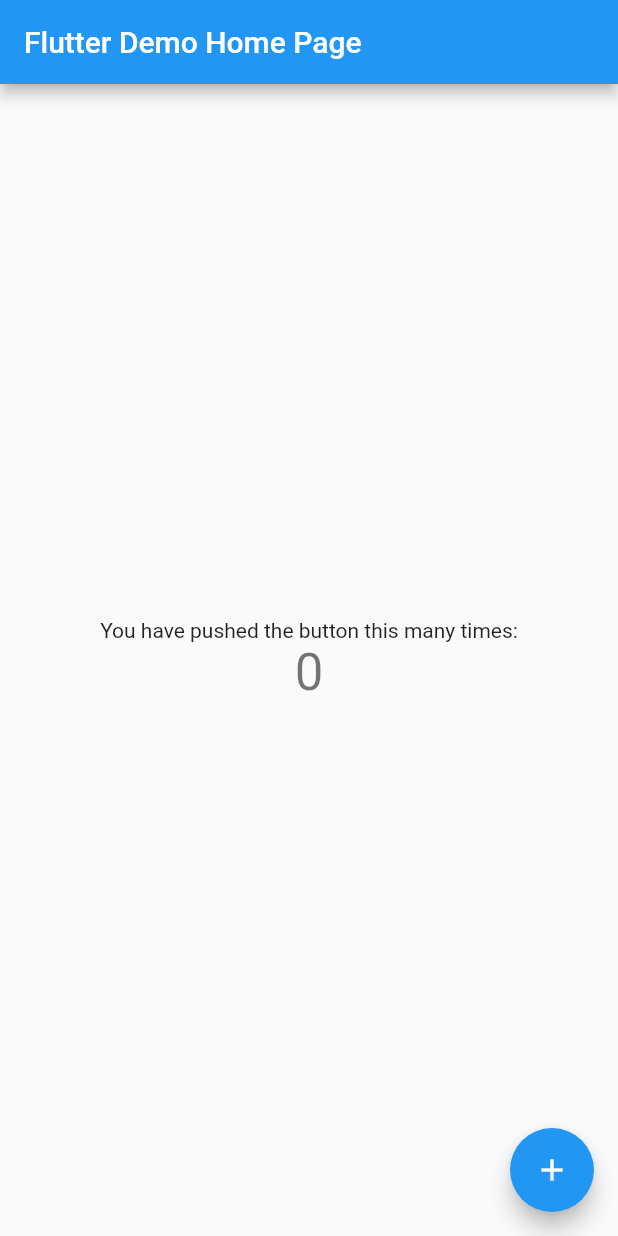
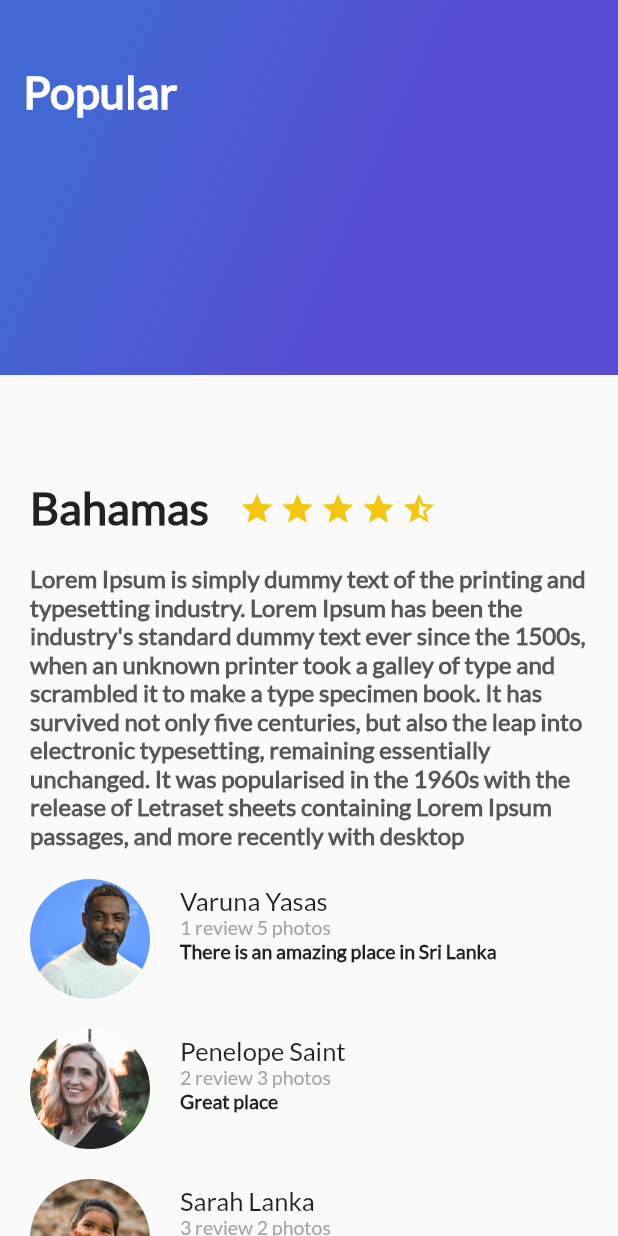
Before and after one commit to davidaskenazy/tripsApp, a Flutter app: the screen it shows after launch, on a phone screen of 412 x 824 dp. Run offline on Flutter 3.47's test engine with Material 2 defaults, Android fonts, the phone set to English and light mode, and no system bars.

Commit message:
reviewList & descriptionPanel OK

```diff
--- /dev/null
+++ b/lib/card_image.dart
@@ -0,0 +1,29 @@
+import 'package:flutter/material.dart';
+
+class CardImage extends StatelessWidget {
+  String pathImage = "asset/img/beach.jpeg";
+
+  CardImage(this.pathImage);
+
+  @override
+  Widget build(BuildContext context) {
+    final card = Container(
+      height: 350.0,
+      width: 250.0,
+      margin: EdgeInsets.only(top: 80.0, left: 20.0),
+      decoration: BoxDecoration(
+          image:
+              DecorationImage(fit: BoxFit.cover, image: AssetImage(pathImage)),
+          borderRadius: BorderRadius.all(Radius.circular(10.0)),
+          shape: BoxShape.rectangle,
+          boxShadow: <BoxShadow>[
+            BoxShadow(
+                color: Colors.black38,
+                blurRadius: 15.0,
+                offset: Offset(0.0, 7.0))
+          ]),
+    );
+
+    return card;
+  }
+}
--- /dev/null
+++ b/lib/description_place.dart
@@ -0,0 +1,62 @@
+import 'package:flutter/material.dart';
+
+class DescriptionPlace extends StatelessWidget {
+  String namePlace;
+  int stars;
+  String descriptionPlance;
+
+  DescriptionPlace(this.namePlace, this.stars, this.descriptionPlance);
+
+  @override
+  Widget build(BuildContext context) {
+    // TODO: implement build
+
+    final star_border = Container(
+      margin: EdgeInsets.only(top: 323.0, right: 3.0),
+      child: Icon(Icons.star_border, color: Color(0xFFf2C611)),
+    );
+
+    final star_half = Container(
+      margin: EdgeInsets.only(top: 323.0, right: 3.0),
+      child: Icon(Icons.star_half, color: Color(0xFFf2C611)),
+    );
+
+    final star = Container(
+      margin: EdgeInsets.only(top: 323.0, right: 3.0),
+      child: Icon(Icons.star, color: Color(0xFFf2C611)),
+    );
+
+    final title_stars = Row(
+      children: <Widget>[
+        Container(
+          margin: EdgeInsets.only(top: 320.0, left: 20.0, right: 20.0),
+          child: Text(
+            namePlace,
+            style: TextStyle(
+                fontFamily: "Lato",
+                fontSize: 30.0,
+                fontWeight: FontWeight.w900),
+            textAlign: TextAlign.left,
+          ),
+        ),
+        Row(children: <Widget>[star, star, star, star, star_half])
+      ],
+    );
+
+    final description = Container(
+      margin: new EdgeInsets.only(top: 20.0, left: 20.0, right: 20.0),
+      child: new Text(
+        descriptionPlance,
+        style: const TextStyle(
+            fontFamily: "Lato",
+            fontSize: 16.0,
+            fontWeight: FontWeight.bold,
+            color: Color(0xFF56575a)),
+      ),
+    );
+
+    return Column(
+      children: <Widget>[title_stars, description],
+    );
+  }
+}
--- /dev/null
+++ b/lib/gradient_back.dart
@@ -0,0 +1,29 @@
+import 'package:flutter/material.dart';
+
+class GradientBack extends StatelessWidget {
+  String title = "Popular";
+
+  GradientBack(this.title);
+  @override
+  Widget build(BuildContext context) {
+    return Container(
+      height: 250.0,
+      decoration: BoxDecoration(
+          gradient: LinearGradient(
+              colors: [Color(0xFF4268D3), Color(0xFF584CD1)],
+              begin: FractionalOffset(0.2, 0.0),
+              end: FractionalOffset(1.0, 0.6),
+              stops: [0.0, 0.6],
+              tileMode: TileMode.clamp)),
+      child: Text(
+        title,
+        style: TextStyle(
+            color: Colors.white,
+            fontSize: 30.0,
+            fontFamily: "Lato",
+            fontWeight: FontWeight.bold),
+      ),
+      alignment: Alignment(-0.9, -0.6),
+    );
+  }
+}
--- a/lib/main.dart
+++ b/lib/main.dart
@@ -1,11 +1,15 @@
 import 'package:flutter/material.dart';
+import 'package:tripsApp/description_place.dart';
+import 'package:tripsApp/review_list.dart';
+import 'gradient_back.dart';
 
 void main() {
   runApp(MyApp());
 }
 
 class MyApp extends StatelessWidget {
-  // This widget is the root of your application.
+  String descriptionDummy =
+      "Lorem Ipsum is simply dummy text of the printing and typesetting industry. Lorem Ipsum has been the industry's standard dummy text ever since the 1500s, when an unknown printer took a galley of type and scrambled it to make a type specimen book. It has survived not only five centuries, but also the leap into electronic typesetting, remaining essentially unchanged. It was popularised in the 1960s with the release of Letraset sheets containing Lorem Ipsum passages, and more recently with desktop";
   @override
   Widget build(BuildContext context) {
     return MaterialApp(
@@ -26,8 +30,20 @@ class MyApp extends StatelessWidget {
           // closer together (more dense) than on mobile platforms.
           visualDensity: VisualDensity.adaptivePlatformDensity,
         ),
-      home: MyHomePage(title: 'Flutter Demo Home Page'),
-    );
+        home: Scaffold(
+          // body: new DescriptionPlace("Bahamas", 4, descriptionDummy),
+          body: Stack(
+            children: <Widget>[
+              ListView(
+                children: <Widget>[
+                  DescriptionPlace("Bahamas", 4, descriptionDummy),
+                  ReviewList()
+                ],
+              ),
+              GradientBack("Popular")
+            ],
+          ),
+        ));
   }
 }
 
--- /dev/null
+++ b/lib/review.dart
@@ -0,0 +1,65 @@
+import 'package:flutter/material.dart';
+
+class Review extends StatelessWidget {
+  String pathImage = "asset/img/people.jpg";
+  String name = "Varuna Yasas";
+  String details = "1 review 5 photos";
+  String comment = "There is an amazing place in Sri Lanka";
+
+  Review(this.pathImage, this.name, this.details, this.comment);
+
+  @override
+  Widget build(BuildContext context) {
+    final userComment = Container(
+      margin: EdgeInsets.only(left: 20.0),
+      child: Text(
+        comment,
+        textAlign: TextAlign.left,
+        style: TextStyle(
+            fontFamily: "Lato", fontSize: 13.0, fontWeight: FontWeight.w900),
+      ),
+    );
+
+    final userinfo = Container(
+      margin: EdgeInsets.only(left: 20.0),
+      child: Row(
+        children: [
+          Text(
+            details,
+            textAlign: TextAlign.left,
+            style: TextStyle(
+                fontFamily: "Lato", fontSize: 13.0, color: Color(0xFFa3a5a7)),
+          ),
+        ],
+      ),
+    );
+
+    final userName = Container(
+      margin: EdgeInsets.only(left: 20.0),
+      child: Text(
+        name,
+        textAlign: TextAlign.left,
+        style: TextStyle(fontFamily: "Lato", fontSize: 17.0),
+      ),
+    );
+
+    final userDetails = Column(
+      crossAxisAlignment: CrossAxisAlignment.start,
+      children: <Widget>[userName, userinfo, userComment],
+    );
+
+    final photo = Container(
+      margin: EdgeInsets.only(top: 20.0, left: 20.0),
+      width: 80.0,
+      height: 80.0,
+      decoration: BoxDecoration(
+          shape: BoxShape.circle,
+          image:
+              DecorationImage(fit: BoxFit.cover, image: AssetImage(pathImage))),
+    );
+
+    return Row(
+      children: <Widget>[photo, userDetails],
+    );
+  }
+}
--- /dev/null
+++ b/lib/review_list.dart
@@ -0,0 +1,20 @@
+import 'package:flutter/material.dart';
+import 'package:tripsApp/review.dart';
+
+class ReviewList extends StatelessWidget {
+  @override
+  Widget build(BuildContext context) {
+    return Column(
+      crossAxisAlignment: CrossAxisAlignment.start,
+      children: <Widget>[
+        ///CAMBIAR IMAGENES
+        Review("assets/img/people.jpg", "Varuna Yasas", "1 review 5 photos",
+            "There is an amazing place in Sri Lanka"),
+        Review("assets/img/peopleTwo.jpg", "Penelope Saint",
+            "2 review 3 photos", "Great place"),
+        Review("assets/img/peopleThree.jpg", "Sarah Lanka", "3 review 2 photos",
+            "it's Awesome"),
+      ],
+    );
+  }
+}
```
Also changed, not shown: pubspec.yaml (+17 -0 lines), assets/img/beach.jpeg (added), assets/img/beach2.jpg (added), assets/img/mountain.jpg (added), assets/img/people.jpg (added), assets/img/peopleThree.jpg (added), assets/img/peopleTwo.jpg (added), assets/img/river.jpg (added), assets/img/sunset.jpg (added), fonts/Lato-Regular.ttf (added), 1 other file. Lines whose indentation alone changed are shown as unchanged.
